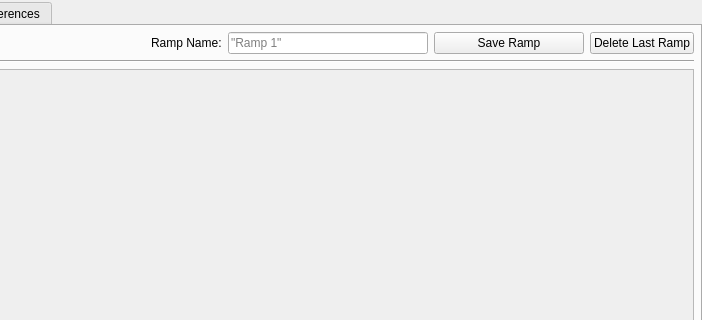
First picture: the form in scripts/python/gradientManager/gradientManager.ui, repository lukevanlukevan/LV-Tools, before the edit; both pictures show x 98 to 800 and y 0 to 320 of the 800 by 615 pixel window.
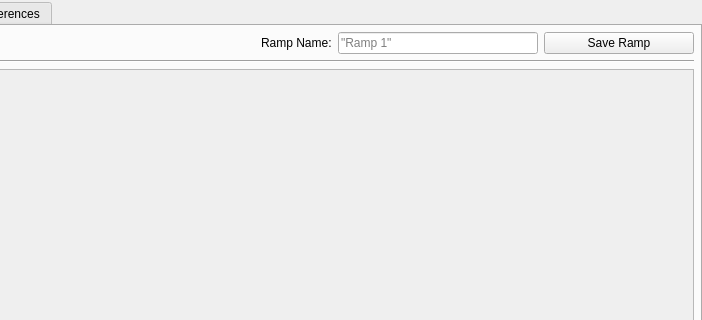
Second picture: the form after the edit.

Commit message: LV Ramp Manager actually works now

What changed in the file:
```diff
--- a/scripts/python/gradientManager/gradientManager.ui
+++ b/scripts/python/gradientManager/gradientManager.ui
@@ -146,28 +146,6 @@
                 </property>
                </widget>
               </item>
-              <item>
-               <widget class="QPushButton" name="undo">
-                <property name="minimumSize">
-                 <size>
-                  <width>100</width>
-                  <height>0</height>
-                 </size>
-                </property>
-                <property name="maximumSize">
-                 <size>
-                  <width>300</width>
-                  <height>16777215</height>
-                 </size>
-                </property>
-                <property name="styleSheet">
-                 <string notr="true"/>
-                </property>
-                <property name="text">
-                 <string>Delete Last Ramp</string>
-                </property>
-               </widget>
-              </item>
              </layout>
             </item>
             <item row="1" column="0">
```
The commit also changes 16 other files.
